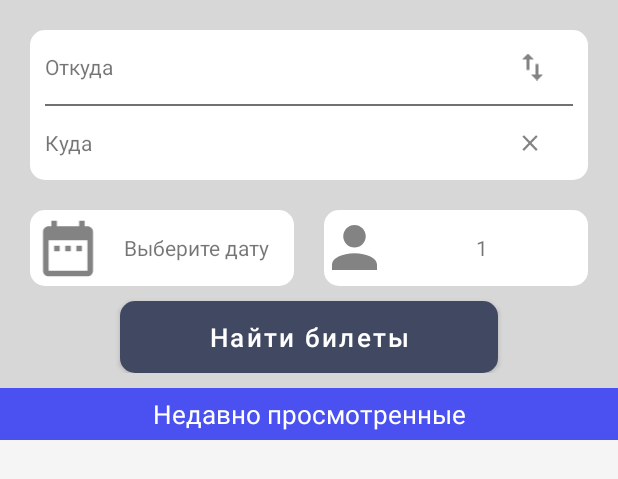
After one commit to kathiir/AviaProject, an Android app: the layout fragment_main_search_flights.xml on its own in the app's theme, with its tools: preview values and no code run, on a phone screen of 412 x 824 dp. The commit adds this screen. Shown: the top 479 px of the screen. Run offline under Robolectric (Android 15) with nearby library versions, the phone set to English and light mode, and no system bars.

Commit message:
Создание разметки: поиск билетов fragment_main_search_flights.xml

```diff
--- a/frontend/app/src/main/java/com/example/aviaApplication/MainActivity.java
+++ b/frontend/app/src/main/java/com/example/aviaApplication/MainActivity.java
@@ -22,7 +22,7 @@ public class MainActivity extends AppCompatActivity {
         // Passing each menu ID as a set of Ids because each
         // menu should be considered as top level destinations.
         AppBarConfiguration appBarConfiguration = new AppBarConfiguration.Builder(
-                R.id.navigation_home, R.id.navigation_dashboard, R.id.navigation_favorite)
+                R.id.navigation_home, R.id.navigation_main_search, R.id.navigation_favorite)
                 .build();
 
         NavController navController = Navigation.findNavController(this, R.id.nav_host_fragment);
--- /dev/null
+++ b/frontend/app/src/main/res/drawable/ic_calendar.xml
@@ -0,0 +1,10 @@
+<vector xmlns:android="http://schemas.android.com/apk/res/android"
+    android:width="16dp"
+    android:height="18dp"
+    android:viewportWidth="16"
+    android:viewportHeight="18">
+  <path
+      android:pathData="M5.5,8.3333H3.8333V10H5.5V8.3333ZM8.8333,8.3333H7.1667V10H8.8333V8.3333ZM12.1667,8.3333H10.5V10H12.1667V8.3333ZM13.8333,2.5H13V0.8333H11.3333V2.5H4.6667V0.8333H3V2.5H2.1667C1.2417,2.5 0.5,3.25 0.5,4.1667V15.8333C0.5,16.2754 0.6756,16.6993 0.9882,17.0119C1.3007,17.3244 1.7246,17.5 2.1667,17.5H13.8333C14.2754,17.5 14.6993,17.3244 15.0118,17.0119C15.3244,16.6993 15.5,16.2754 15.5,15.8333V4.1667C15.5,3.7246 15.3244,3.3007 15.0118,2.9882C14.6993,2.6756 14.2754,2.5 13.8333,2.5ZM13.8333,15.8333H2.1667V6.6667H13.8333V15.8333Z"
+      android:fillColor="#000000"
+      android:fillAlpha="0.49"/>
+</vector>
--- /dev/null
+++ b/frontend/app/src/main/res/drawable/ic_change.xml
@@ -0,0 +1,10 @@
+<vector xmlns:android="http://schemas.android.com/apk/res/android"
+    android:width="14dp"
+    android:height="18dp"
+    android:viewportWidth="14"
+    android:viewportHeight="18">
+  <path
+      android:pathData="M4,0L0,4H3V11H5V4H8L4,0ZM11,14V7H9V14H6L10,18L14,14H11Z"
+      android:fillColor="#000000"
+      android:fillAlpha="0.49"/>
+</vector>
--- /dev/null
+++ b/frontend/app/src/main/res/drawable/ic_main.xml
@@ -0,0 +1,9 @@
+<vector xmlns:android="http://schemas.android.com/apk/res/android"
+    android:width="19dp"
+    android:height="12dp"
+    android:viewportWidth="19"
+    android:viewportHeight="12">
+  <path
+      android:pathData="M0.5,0H18.5V2H0.5V0ZM0.5,5H18.5V7H0.5V5ZM0.5,10H18.5V12H0.5V10Z"
+      android:fillColor="#000000"/>
+</vector>
--- /dev/null
+++ b/frontend/app/src/main/res/drawable/ic_person.xml
@@ -0,0 +1,10 @@
+<vector xmlns:android="http://schemas.android.com/apk/res/android"
+    android:width="12dp"
+    android:height="12dp"
+    android:viewportWidth="12"
+    android:viewportHeight="12">
+  <path
+      android:pathData="M6,0C6.7957,0 7.5587,0.3161 8.1213,0.8787C8.6839,1.4413 9,2.2043 9,3C9,3.7957 8.6839,4.5587 8.1213,5.1213C7.5587,5.6839 6.7957,6 6,6C5.2043,6 4.4413,5.6839 3.8787,5.1213C3.3161,4.5587 3,3.7957 3,3C3,2.2043 3.3161,1.4413 3.8787,0.8787C4.4413,0.3161 5.2043,0 6,0ZM6,7.5C9.315,7.5 12,8.8425 12,10.5V12H0V10.5C0,8.8425 2.685,7.5 6,7.5Z"
+      android:fillColor="#000000"
+      android:fillAlpha="0.49"/>
+</vector>
--- a/frontend/app/src/main/res/drawable/rounded_corners.xml
+++ b/frontend/app/src/main/res/drawable/rounded_corners.xml
@@ -3,4 +3,5 @@
     <solid android:color="#FFFFFF"/>
     <corners android:radius="10dp"/>
     <solid android:color="@color/white"/>
+
 </shape>
--- /dev/null
+++ b/frontend/app/src/main/res/layout/fragment_main_search_flights.xml
@@ -0,0 +1,174 @@
+<?xml version="1.0" encoding="utf-8"?>
+<LinearLayout xmlns:android="http://schemas.android.com/apk/res/android"
+    xmlns:app="http://schemas.android.com/apk/res-auto"
+    android:layout_width="match_parent"
+    android:layout_height="match_parent"
+    android:orientation="vertical">
+
+    <LinearLayout
+        android:layout_width="match_parent"
+        android:layout_height="wrap_content"
+        android:background="@color/light_gray"
+        android:orientation="vertical"
+        android:paddingBottom="10dp">
+
+        <LinearLayout
+            android:layout_width="match_parent"
+            android:layout_height="100dp"
+            android:layout_margin="20dp"
+            android:background="@drawable/rounded_corners"
+            android:gravity="center_vertical"
+            android:orientation="vertical">
+
+            <LinearLayout
+                android:layout_width="match_parent"
+                android:layout_height="0dp"
+                android:layout_weight="1"
+                android:orientation="horizontal">
+
+                <TextView
+                    android:layout_width="0dp"
+                    android:layout_height="match_parent"
+                    android:layout_marginVertical="10dp"
+                    android:layout_marginStart="10dp"
+                    android:layout_weight="1"
+                    android:clickable="true"
+                    android:gravity="center_vertical"
+                    android:text="Откуда" />
+
+                <ImageView
+                    android:layout_width="wrap_content"
+                    android:layout_height="match_parent"
+                    android:layout_marginVertical="10dp"
+                    android:layout_marginEnd="20dp"
+                    android:paddingHorizontal="10dp"
+                    android:src="@drawable/ic_change" />
+
+            </LinearLayout>
+
+
+            <View
+                android:layout_width="match_parent"
+                android:layout_height="1dp"
+                android:layout_gravity="center"
+                android:layout_marginHorizontal="10dp"
+                android:background="@color/dark_gray" />
+
+
+            <LinearLayout
+                android:layout_width="match_parent"
+                android:layout_height="0dp"
+                android:layout_weight="1"
+                android:orientation="horizontal">
+
+                <TextView
+                    android:layout_width="0dp"
+                    android:layout_height="match_parent"
+                    android:layout_marginVertical="10dp"
+                    android:layout_marginStart="10dp"
+                    android:layout_weight="1"
+                    android:clickable="true"
+                    android:gravity="center_vertical"
+                    android:text="Куда" />
+
+                <ImageView
+                    android:layout_width="wrap_content"
+                    android:layout_height="match_parent"
+                    android:layout_marginVertical="10dp"
+                    android:layout_marginEnd="20dp"
+                    android:paddingHorizontal="10dp"
+                    android:src="@drawable/ic_close" />
+
+            </LinearLayout>
+        </LinearLayout>
+
+        <LinearLayout
+            android:layout_width="match_parent"
+            android:layout_height="wrap_content"
+            android:layout_marginHorizontal="20dp"
+            android:orientation="horizontal">
+
+            <LinearLayout
+                android:layout_width="0dp"
+                android:layout_height="match_parent"
+                android:layout_marginEnd="10dp"
+                android:layout_weight="1"
+                android:background="@drawable/rounded_corners"
+                android:orientation="horizontal">
+
+                <androidx.appcompat.widget.AppCompatImageView
+                    android:layout_width="40dp"
+                    android:layout_height="40dp"
+                    android:layout_marginVertical="5dp"
+                    android:layout_marginStart="5dp"
+                    android:src="@drawable/ic_calendar" />
+
+                <TextView
+                    android:layout_width="match_parent"
+                    android:layout_height="wrap_content"
+                    android:layout_gravity="center_vertical|center_horizontal"
+                    android:text="Выберите дату"
+                    android:textAlignment="center" />
+            </LinearLayout>
+
+
+            <LinearLayout
+                android:layout_width="0dp"
+                android:layout_height="match_parent"
+                android:layout_marginStart="10dp"
+                android:layout_weight="1"
+                android:background="@drawable/rounded_corners">
+
+                <androidx.appcompat.widget.AppCompatImageView
+                    android:layout_width="30dp"
+                    android:layout_height="30dp"
+                    android:layout_marginVertical="10dp"
+                    android:layout_marginStart="5dp"
+                    android:src="@drawable/ic_person" />
+
+                <TextView
+                    android:layout_width="match_parent"
+                    android:layout_height="wrap_content"
+                    android:layout_gravity="center_vertical|center_horizontal"
+                    android:text="1"
+                    android:textAlignment="center" />
+            </LinearLayout>
+        </LinearLayout>
+        <Button
+            android:layout_marginTop="10dp"
+            android:layout_width="match_parent"
+            android:layout_height="wrap_content"
+            android:text="Найти билеты"
+            android:textAllCaps="false"
+            android:textSize="17sp"
+            android:textColor="@color/white"
+            android:backgroundTint="@color/dark_blue"
+            android:background="@drawable/rounded_corners"
+            android:layout_marginHorizontal="80dp"
+            />
+    </LinearLayout>
+
+    <LinearLayout
+        android:layout_width="match_parent"
+        android:layout_height="0dp"
+        android:layout_weight="1"
+        android:background="@color/light_light_gray"
+        android:orientation="vertical">
+
+        <TextView
+            android:layout_width="match_parent"
+            android:layout_height="wrap_content"
+            android:background="@color/dark_blue"
+            android:paddingVertical="5dp"
+            android:text="Недавно просмотренные"
+            android:textAlignment="center"
+            android:textColor="@color/white"
+            android:textSize="17sp" />
+
+        <androidx.recyclerview.widget.RecyclerView
+            android:layout_width="match_parent"
+            android:layout_height="wrap_content"
+            app:layoutManager="androidx.recyclerview.widget.LinearLayoutManager" />
+
+    </LinearLayout>
+</LinearLayout>
--- a/frontend/app/src/main/res/menu/bottom_nav_menu.xml
+++ b/frontend/app/src/main/res/menu/bottom_nav_menu.xml
@@ -7,9 +7,9 @@
         android:title="@string/title_home" />
 
     <item
-        android:id="@+id/navigation_dashboard"
-        android:icon="@drawable/ic_dashboard_black_24dp"
-        android:title="@string/title_dashboard" />
+        android:id="@+id/navigation_main_search"
+        android:icon="@drawable/ic_main"
+        android:title="@string/title_main_search" />
 
     <item
         android:id="@+id/navigation_favorite"
--- a/frontend/app/src/main/res/navigation/mobile_navigation.xml
+++ b/frontend/app/src/main/res/navigation/mobile_navigation.xml
@@ -12,9 +12,9 @@
         tools:layout="@layout/fragment_home" />
 
     <fragment
-        android:id="@+id/navigation_dashboard"
+        android:id="@+id/navigation_main_search"
         android:name="com.example.aviaApplication.ui.dashboard.DashboardFragment"
-        android:label="@string/title_dashboard"
+        android:label="@string/title_main_search"
         tools:layout="@layout/fragment_dashboard" />
 
     <fragment
--- a/frontend/app/src/main/res/values/strings.xml
+++ b/frontend/app/src/main/res/values/strings.xml
@@ -1,6 +1,6 @@
 <resources>
     <string name="app_name">AviaApplication</string>
     <string name="title_home">Home</string>
-    <string name="title_dashboard">Dashboard</string>
+    <string name="title_main_search">Найти билет</string>
      <string name="title_favorite">Избранное</string>
 </resources>
```
